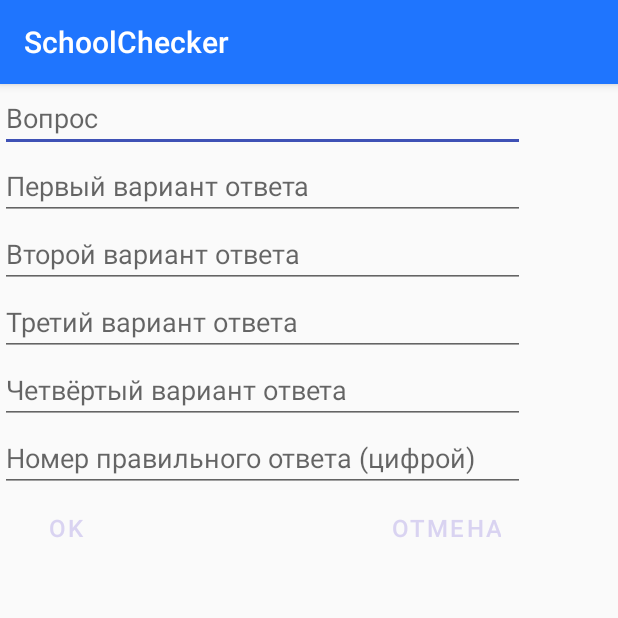
After one commit to Dima1329/Pro_samsung_Room, an Android app: the AddQuestionActivity screen opened directly, with no data from a screen before it, on a phone screen of 412 x 824 dp, the top half of it. The commit adds this screen. Run offline under Robolectric (Android 15) with nearby library versions, the phone set to English and light mode, and no system bars.

Commit message:
Добавеление вопросов (проект почти готов)

```diff
--- a/app/src/main/AndroidManifest.xml
+++ b/app/src/main/AndroidManifest.xml
@@ -15,14 +15,17 @@
         <activity android:name=".ResultActivity" />
         <activity android:name=".CheaterCabinetActivity" />
         <activity android:name=".DeleteQuestionActivity"/>
+        <activity android:name=".MainActivity" >
 
-        <activity android:name=".MainActivity">
             <intent-filter>
                 <action android:name="android.intent.action.MAIN" />
 
                 <category android:name="android.intent.category.LAUNCHER" />
             </intent-filter>
         </activity>
+        <activity android:name=".AddQuestionActivity" />
+        <activity android:name=".Logo"/>
+
     </application>
 
 </manifest>
--- /dev/null
+++ b/app/src/main/java/com/example/pro_samsung/AddQuestionActivity.java
@@ -0,0 +1,93 @@
+package com.example.pro_samsung;
+
+import android.annotation.SuppressLint;
+import android.content.Intent;
+import android.os.AsyncTask;
+import android.os.Bundle;
+import android.view.View;
+import android.widget.Button;
+import android.widget.EditText;
+import android.widget.Toast;
+
+import androidx.appcompat.app.AppCompatActivity;
+
+import com.example.pro_samsung.Room.DBClient;
+
+public class AddQuestionActivity extends AppCompatActivity {
+    String question;
+    String v1;
+    String v2;
+    String v3 ;
+    String v4;
+    int ans;
+    Question question_q;
+    @Override
+    protected void onCreate(final Bundle savedInstanceState) {
+        super.onCreate(savedInstanceState);
+        setContentView(R.layout.add_question);
+        Button ok = findViewById(R.id.ok_button);
+        final EditText q = findViewById(R.id.question_e);
+        final EditText v1_e = findViewById(R.id.var_first_e);
+        final EditText v2_e = findViewById(R.id.var_sec_e);
+        final EditText v3_e = findViewById(R.id.var_third_e);
+        final EditText v4_e = findViewById(R.id.var_fourth_e);
+        final EditText ans_e = findViewById(R.id.answer_e);
+
+        ok.setOnClickListener(new View.OnClickListener() {
+            @Override
+            public void onClick(View v) {
+                question = q.getText().toString().trim();
+                v1 = v1_e.getText().toString().trim();
+                v2 = v2_e.getText().toString().trim();
+                v3 = v3_e.getText().toString().trim();
+                v4 = v4_e.getText().toString().trim();
+                ans = Integer.parseInt(ans_e.getText().toString().trim());
+                if(question.isEmpty()|| v1.isEmpty()|| v2.isEmpty()|| v3.isEmpty()|| v4.isEmpty()||ans_e.getText().toString().isEmpty()){
+                    Toast.makeText(getApplicationContext(),"Заполните все поля!", Toast.LENGTH_LONG).show();
+                } else {
+                    if (ans<5 && ans > 0){
+                        question_q=new Question(question,v1,v2,v3,v4,ans);
+                        @SuppressLint("StaticFieldLeak")
+                        class AddQuestion extends AsyncTask<Void, Void, Void> {
+
+                            @Override
+                            protected Void doInBackground(Void... voids) {
+
+                                DBClient.getInstance(getApplicationContext()).getAppDatabase().questionDao().insert(question_q);
+                                return null;
+                            }
+
+                            @Override
+                            protected void onPostExecute(Void aVoid) {
+                                super.onPostExecute(aVoid);
+                            }
+                        }
+                        AddQuestion aq = new AddQuestion();
+                        aq.execute();
+
+                        try {
+                            Thread.sleep(100);
+                        } catch (InterruptedException e) {
+                            e.printStackTrace();
+                        }
+                        Intent i = new Intent(AddQuestionActivity.this, CheaterCabinetActivity.class);
+                        startActivity(i);
+                    } else {
+                        Toast.makeText(getApplicationContext(),"Ответом должна быть цифра от 1 до 4!", Toast.LENGTH_LONG).show();
+
+                    }
+                }
+
+            }
+        });
+        Button cancel = findViewById(R.id.cancel_button);
+        cancel.setOnClickListener(new View.OnClickListener() {
+            @Override
+            public void onClick(View v) {
+                Intent i = new Intent(AddQuestionActivity.this, CheaterCabinetActivity.class);
+                startActivity(i);
+            }
+        });
+
+    }
+}
--- a/app/src/main/java/com/example/pro_samsung/MainActivity.java
+++ b/app/src/main/java/com/example/pro_samsung/MainActivity.java
@@ -27,6 +27,9 @@ public class MainActivity extends AppCompatActivity {
     protected void onCreate(Bundle savedInstanceState) {
         super.onCreate(savedInstanceState);
         setContentView(R.layout.activity_main);
+
+
+        if (getIntent().getBooleanExtra("finish", false)) finish();
 
 
         @SuppressLint("StaticFieldLeak")
@@ -148,7 +151,7 @@ public class MainActivity extends AppCompatActivity {
                 e_clas_s.setText(shared.getString("clas_s",""));
                 is_first_launch = shared.getBoolean("is_first_launch", true);
                 if(!shared.getString("name", "").equals("")){
-                    Toast.makeText(this, "Привет, "+shared.getString("name",""), Toast.LENGTH_LONG).show();
+                    Toast.makeText(this, "Привет, "+shared.getString("name","")+"!", Toast.LENGTH_SHORT).show();
                 }
             }
 
--- a/app/src/main/java/com/example/pro_samsung/ResultActivity.java
+++ b/app/src/main/java/com/example/pro_samsung/ResultActivity.java
@@ -48,7 +48,11 @@ public class ResultActivity extends AppCompatActivity {
         ok.setOnClickListener(new View.OnClickListener() {
             @Override
             public void onClick(View view) {
-                //TODO выход из приложения
+                Intent intent = new Intent(ResultActivity.this, MainActivity.class);
+                intent.setFlags(Intent.FLAG_ACTIVITY_CLEAR_TOP);
+                intent.putExtra("finish", true);
+                startActivity(intent);
+
 
             }
         });
--- /dev/null
+++ b/app/src/main/res/layout/add_question.xml
@@ -0,0 +1,85 @@
+<?xml version="1.0" encoding="utf-8"?>
+<LinearLayout
+    xmlns:android="http://schemas.android.com/apk/res/android" android:layout_width="match_parent"
+    android:layout_height="match_parent"
+    android:orientation="vertical">
+
+    <EditText
+        android:id="@+id/question_e"
+        android:layout_width="350dp"
+        android:layout_height="wrap_content"
+        android:ems="10"
+        android:inputType="textPersonName"
+        android:hint="@string/q" />
+
+    <EditText
+        android:id="@+id/var_first_e"
+        android:layout_width="350dp"
+        android:layout_height="wrap_content"
+        android:ems="10"
+        android:inputType="textPersonName"
+        android:hint="@string/vari1" />
+
+
+    <EditText
+        android:id="@+id/var_sec_e"
+        android:layout_width="350dp"
+        android:layout_height="wrap_content"
+        android:ems="10"
+        android:inputType="textPersonName"
+        android:hint="@string/vari2" />
+
+    <EditText
+        android:id="@+id/var_third_e"
+        android:layout_width="350dp"
+        android:layout_height="wrap_content"
+        android:ems="10"
+        android:hint="@string/vari3"
+        android:inputType="textPersonName" />
+    <EditText
+        android:id="@+id/var_fourth_e"
+        android:layout_width="350dp"
+        android:layout_height="wrap_content"
+        android:ems="10"
+        android:inputType="textPersonName"
+        android:hint="@string/vari4" />
+
+    <EditText
+        android:id="@+id/answer_e"
+        android:layout_width="350dp"
+        android:layout_height="wrap_content"
+        android:ems="10"
+
+        android:hint="@string/num_of_ans"
+        android:inputType="number" />
+
+    <FrameLayout
+        android:layout_width="350dp"
+        android:layout_height="wrap_content"
+        android:orientation="horizontal">
+
+
+
+        <Button
+            android:id="@+id/ok_button"
+            android:layout_gravity="start"
+
+            android:layout_width="wrap_content"
+            android:layout_height="wrap_content"
+            android:text="@android:string/ok"
+            style="@style/Widget.MaterialComponents.Button"
+            android:textColor="@color/forText"
+            android:textSize="16sp"/>
+        <Button
+            android:id="@+id/cancel_button"
+            android:layout_width="wrap_content"
+            android:layout_height="wrap_content"
+            android:text="@string/cancel_rus"
+            android:layout_gravity="end"
+
+            style="@style/Widget.MaterialComponents.Button"
+            android:textColor="@color/forText"
+            android:textSize="16sp"/>
+    </FrameLayout>
+
+</LinearLayout>
--- a/app/src/main/res/values/strings.xml
+++ b/app/src/main/res/values/strings.xml
@@ -12,4 +12,13 @@
     <string name="pass">Пароль</string>
     <string name="Hint">Нажмиете на кнопку с правилным вариантом ответа</string>
     <string name="TextInRec">Задать сдандартные вопросы</string>
+    <string name="cancel_rus">Отмена</string>
+    <string name="num_of_ans">Номер правильного ответа (цифрой)</string>
+    <string name="vari4">Четвёртый вариант ответа</string>
+    <string name="vari3">Третий вариант ответа</string>
+    <string name="vari2">Второй вариант ответа</string>
+    <string name="vari1">Первый вариант ответа</string>
+    <string name="q">Вопрос</string>
+    <string name="Hint_for_cheater">Нажмите на вопрос, чтобы изменить его</string>
+    <string name="add_q">Добавить вопрос</string>
 </resources>
```
Also changed, not shown: app/src/main/java/com/example/pro_samsung/CheaterCabinetActivity.java (+19 -0 lines), app/src/main/java/com/example/pro_samsung/Logo.java (added, +18 -0 lines), app/src/main/res/layout/activity_main.xml (+4 -3 lines), app/src/main/res/layout/cheater_layout.xml (+21 -2 lines), app/src/main/res/layout/logo.xml (added, +27 -0 lines), app/src/main/res/layout/test_layout.xml (+7 -4 lines).
